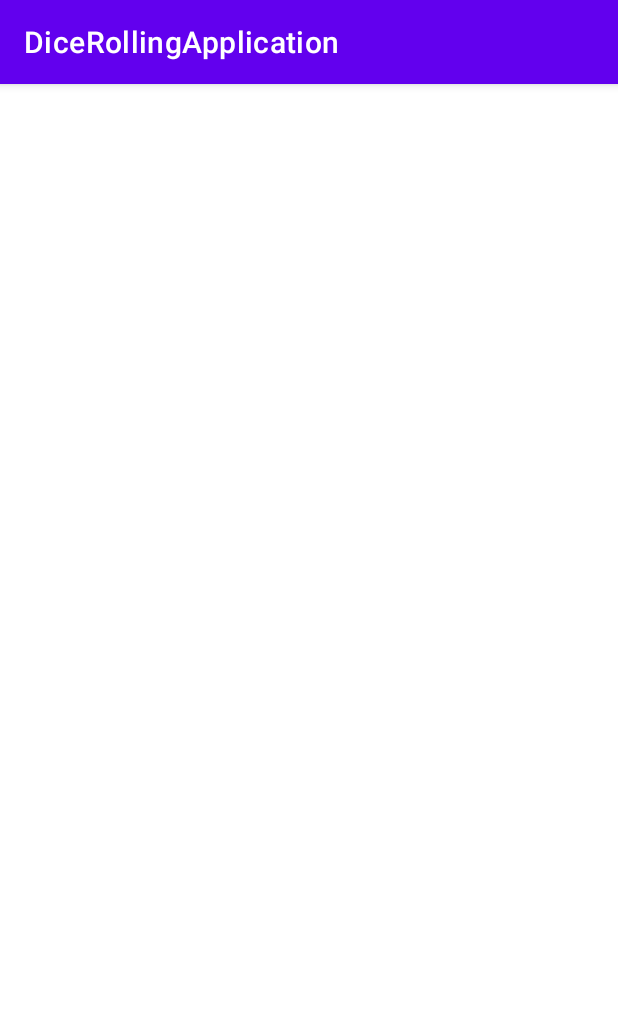
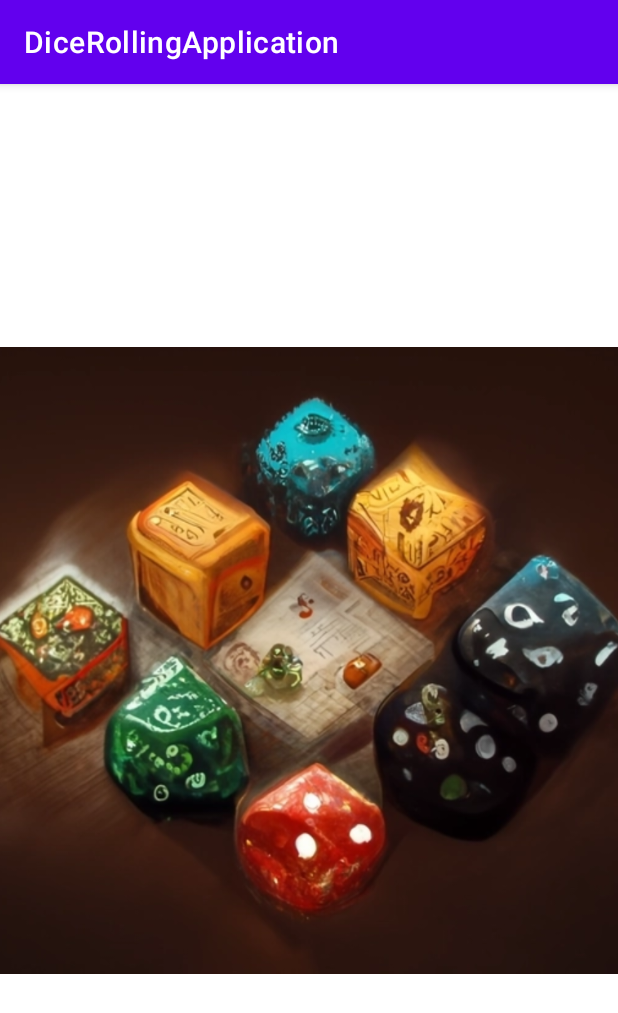
Before and after one commit to FairWhisperBAB/DiceRollingApplication, an Android app: the SplashScreen screen opened directly, with no data from a screen before it, on a phone screen of 412 x 824 dp. Shown: the top 1013 px of the screen. Run offline under Robolectric (Android 15) with nearby library versions, the phone set to English and light mode, and no system bars; Roboto replaces fonts that are not available here.

Commit message:
Added a splashscreen and a new icon for the app

```diff
--- a/app/src/main/java/com/example/dicerollingapplication/SplashScreen.java
+++ b/app/src/main/java/com/example/dicerollingapplication/SplashScreen.java
@@ -2,13 +2,30 @@ package com.example.dicerollingapplication;
 
 import androidx.appcompat.app.AppCompatActivity;
 
+import android.content.Intent;
 import android.os.Bundle;
+import android.os.Handler;
 
 public class SplashScreen extends AppCompatActivity {
+
+    Handler mHandler;
+    Runnable mRunnable;
 
     @Override
     protected void onCreate(Bundle savedInstanceState) {
         super.onCreate(savedInstanceState);
         setContentView(R.layout.activity_splash_screen);
+
+        mHandler = new Handler();
+        mRunnable = new Runnable() {
+            @Override
+            public void run() {
+                Intent intent = new Intent (SplashScreen.this, SelectionScreen.class);
+                startActivity(intent);
+                finish();
+            }
+        };
+
+        mHandler.postDelayed(mRunnable, 4000);
     }
 }
--- a/app/src/main/res/layout/activity_d20_roller.xml
+++ b/app/src/main/res/layout/activity_d20_roller.xml
@@ -8,8 +8,8 @@
 
   <ImageView
       android:id="@+id/image_view_d20"
-      android:layout_width="250dp"
-      android:layout_height="250dp"
+      android:layout_width="150dp"
+      android:layout_height="150dp"
       android:src="@drawable/d20_1"
       app:layout_constraintBottom_toBottomOf="parent"
       app:layout_constraintHorizontal_bias="0.495"
--- a/app/src/main/res/layout/activity_splash_screen.xml
+++ b/app/src/main/res/layout/activity_splash_screen.xml
@@ -6,4 +6,15 @@
     android:layout_height="match_parent"
     tools:context=".SplashScreen">
 
+    <ImageView
+        android:id="@+id/imageView"
+        android:layout_width="418dp"
+        android:layout_height="468dp"
+        android:layout_marginTop="124dp"
+        android:layout_marginBottom="124dp"
+        app:layout_constraintBottom_toBottomOf="parent"
+        app:layout_constraintEnd_toEndOf="parent"
+        app:layout_constraintStart_toStartOf="parent"
+        app:layout_constraintTop_toTopOf="parent"
+        app:srcCompat="@drawable/dnddice" />
 </androidx.constraintlayout.widget.ConstraintLayout>
```
Also changed, not shown: app/src/main/AndroidManifest.xml (+4 -4 lines), app/src/main/res/drawable/dnddice.webp (added).
